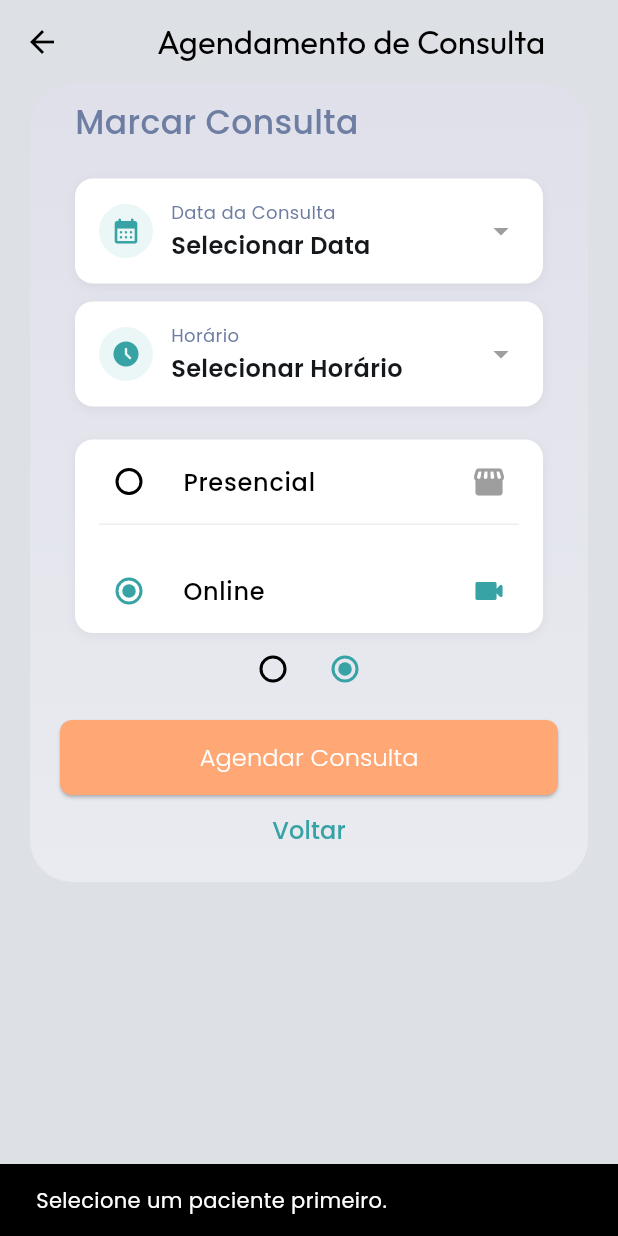
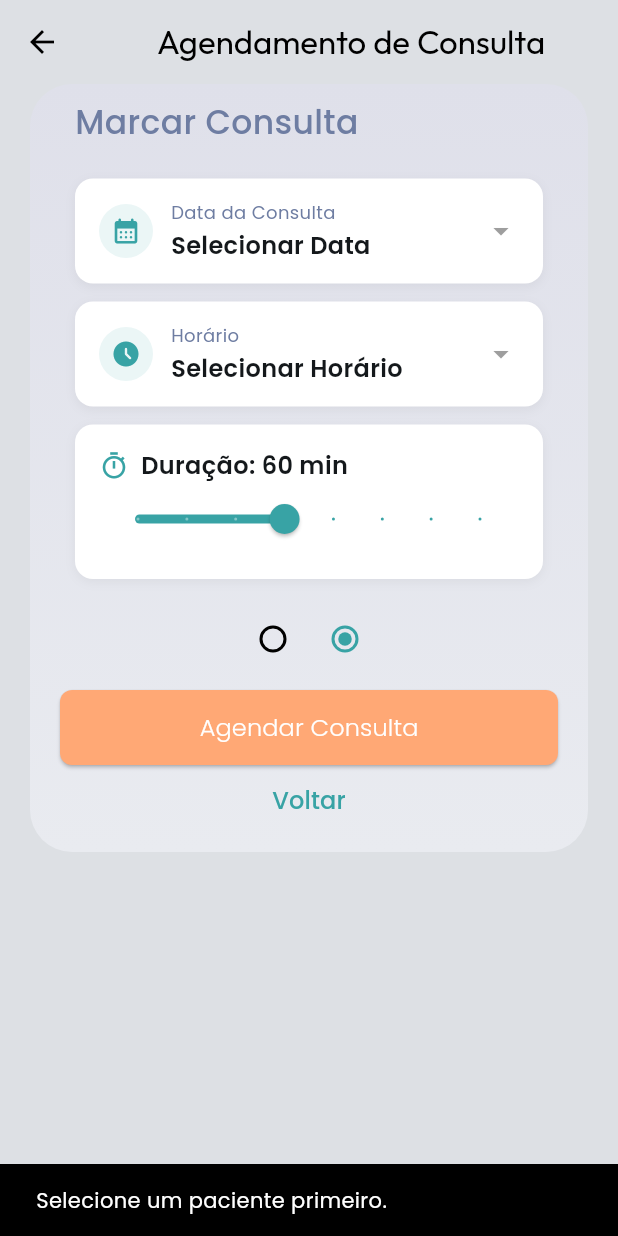
Before and after one commit to zampini28/neofrontend, a Flutter app: the ScheduleAppointmentPage screen opened directly, after a tap on "Proximo", after a tap on "Agendar Consulta", on a phone screen of 412 x 824 dp. Run offline on Flutter 3.47's test engine with Material 3 defaults, Android fonts, the light colour scheme and no system bars; our stand-ins replace device_preview, dio, email_validator, flutter_secure_storage, image_picker, mask_text_input_formatter and 3 more; missing offline and left inert: flutter_barcode_scanner, mobile_scanner, stomp_dart_client; accounts and stored records are empty; network calls fail.

Commit message:
fixed appoinments

```diff
--- a/lib/components/physiotherapist/schedule_appointment/second_form_schedule_appointment.dart
+++ b/lib/components/physiotherapist/schedule_appointment/second_form_schedule_appointment.dart
@@ -1,5 +1,5 @@
 import 'package:flutter/material.dart';
-import 'package:intl/intl.dart'; // Added for date formatting
+import 'package:intl/intl.dart';
 import 'package:physioapp/model/schedule/schedule_form_data.dart';
 import 'package:physioapp/services/schedule/schedule_appointment_form.dart';
 import 'package:provider/provider.dart';
@@ -12,6 +12,7 @@ class SecondFormScheduleAppointment extends StatefulWidget {
 }
 
 class _SecondFormScheduleAppointmentState extends State<SecondFormScheduleAppointment> {
+  // UI Helpers
   Future<void> _showDatePicker() async {
     final pickedDate = await showDatePicker(
       context: context,
@@ -39,7 +40,6 @@ class _SecondFormScheduleAppointmentState extends State<SecondFormScheduleAppoin
     }
   }
 
-  // Helper to build consistent "Input-like" buttons
   Widget _buildSelector({
     required String label,
     required String value,
@@ -102,57 +102,54 @@ class _SecondFormScheduleAppointmentState extends State<SecondFormScheduleAppoin
     );
   }
 
-  @override
-  Widget build(BuildContext context) {
-    final typeQueryProvider = Provider.of<ScheduleAppointmentForm>(context);
-
-    // Formatting helpers
-    final dateText = ScheduleFormData.consultationDate != null
-        ? DateFormat('dd/MM/yyyy').format(ScheduleFormData.consultationDate!)
-        : 'Selecionar Data';
-
-    final timeText = ScheduleFormData.consultationTime != null
-        ? ScheduleFormData.consultationTime!.format(context)
-        : 'Selecionar Horário';
-
-    return SingleChildScrollView(
-      child: SizedBox(
-        width: double.infinity,
+  Widget _buildDurationSlider() {
+    return Container(
+      margin: const EdgeInsets.symmetric(horizontal: 10, vertical: 6),
+      padding: const EdgeInsets.all(16),
+      decoration: BoxDecoration(
+        color: Colors.white,
+        borderRadius: BorderRadius.circular(12),
+        boxShadow: [
+          BoxShadow(
+            color: Colors.black.withOpacity(0.05),
+            blurRadius: 5,
+            offset: const Offset(0, 2),
+          ),
+        ],
+      ),
       child: Column(
         crossAxisAlignment: CrossAxisAlignment.start,
         children: [
-            Container(
-              margin: const EdgeInsets.only(left: 10, top: 10, bottom: 16),
-              child: Text(
-                'Marcar Consulta',
-                style: TextStyle(
-                  fontSize: 22,
-                  color: Theme.of(context).textTheme.labelLarge?.color,
-                  fontWeight: FontWeight.w500,
+          Row(
+            children: [
+              Icon(Icons.timer_outlined, size: 20, color: Theme.of(context).primaryColor),
+              const SizedBox(width: 8),
+              Text(
+                'Duração: ${ScheduleFormData.durationMinutes} min',
+                style: const TextStyle(fontWeight: FontWeight.w600, fontSize: 16),
               ),
+            ],
           ),
+          Slider(
+            value: ScheduleFormData.durationMinutes.toDouble(),
+            min: 15,
+            max: 120,
+            divisions: 7,
+            label: '${ScheduleFormData.durationMinutes} min',
+            activeColor: Theme.of(context).primaryColor,
+            onChanged: (val) {
+              setState(() {
+                ScheduleFormData.durationMinutes = val.round();
+              });
+            },
           ),
+        ],
+      ),
+    );
+  }
 
-            // Date Selector
-            _buildSelector(
-              label: 'Data da Consulta',
-              value: dateText,
-              icon: Icons.calendar_month_rounded,
-              onTap: _showDatePicker,
-            ),
-
-            // Time Selector
-            _buildSelector(
-              label: 'Horário',
-              value: timeText,
-              icon: Icons.access_time_filled_rounded,
-              onTap: _showTimePicker,
-            ),
-
-            const SizedBox(height: 16),
-
-            // Type Selector Group
-            Container(
+  Widget _buildSwitchType(ScheduleAppointmentForm typeQueryProvider) {
+    return Container(
       margin: const EdgeInsets.symmetric(horizontal: 10),
       decoration: BoxDecoration(
         color: Colors.white,
@@ -180,8 +177,7 @@ class _SecondFormScheduleAppointmentState extends State<SecondFormScheduleAppoin
             ),
             secondary: Icon(
               Icons.storefront_rounded,
-                      color:
-                          typeQueryProvider.currentTypeQuery == typeQueryProvider.inPersonTypeQuery
+              color: typeQueryProvider.currentTypeQuery == typeQueryProvider.inPersonTypeQuery
                   ? Theme.of(context).primaryColor
                   : Colors.grey,
             ),
@@ -190,7 +186,6 @@ class _SecondFormScheduleAppointmentState extends State<SecondFormScheduleAppoin
             padding: const EdgeInsets.symmetric(horizontal: 16.0),
             child: Divider(height: 1, color: Colors.grey.shade200),
           ),
-                  const SizedBox(height: 16),
           RadioListTile<TypeQuery>(
             value: typeQueryProvider.onlineTypeQuery,
             groupValue: typeQueryProvider.currentTypeQuery,
@@ -211,7 +206,60 @@ class _SecondFormScheduleAppointmentState extends State<SecondFormScheduleAppoin
           ),
         ],
       ),
+    );
+  }
+
+  @override
+  Widget build(BuildContext context) {
+    final typeQueryProvider = Provider.of<ScheduleAppointmentForm>(context);
+
+    // Formaters
+    final dateText = ScheduleFormData.consultationDate != null
+        ? DateFormat('dd/MM/yyyy').format(ScheduleFormData.consultationDate!)
+        : 'Selecionar Data';
+
+    final timeText = ScheduleFormData.consultationTime != null
+        ? ScheduleFormData.consultationTime!.format(context)
+        : 'Selecionar Horário';
+
+    return SingleChildScrollView(
+      child: SizedBox(
+        width: double.infinity,
+        child: Column(
+          crossAxisAlignment: CrossAxisAlignment.start,
+          children: [
+            Container(
+              margin: const EdgeInsets.only(left: 10, top: 10, bottom: 16),
+              child: Text(
+                'Marcar Consulta',
+                style: TextStyle(
+                  fontSize: 22,
+                  color: Theme.of(context).textTheme.labelLarge?.color,
+                  fontWeight: FontWeight.w500,
                 ),
+              ),
+            ),
+
+            // Date
+            _buildSelector(
+              label: 'Data da Consulta',
+              value: dateText,
+              icon: Icons.calendar_month_rounded,
+              onTap: _showDatePicker,
+            ),
+
+            // Time
+            _buildSelector(
+              label: 'Horário',
+              value: timeText,
+              icon: Icons.access_time_filled_rounded,
+              onTap: _showTimePicker,
+            ),
+
+            // Duration
+            _buildDurationSlider(),
+
+            const SizedBox(height: 10),
 
             // if (typeQueryProvider.inPersonCurrentType)
             //   Padding(
--- a/lib/core/network/api_client.dart
+++ b/lib/core/network/api_client.dart
@@ -1,15 +1,13 @@
 import 'package:dio/dio.dart';
-import 'package:flutter_dotenv/flutter_dotenv.dart';
 import 'package:flutter_secure_storage/flutter_secure_storage.dart';
+import 'package:physioapp/utils/domain_connection.dart';
 
 class ApiClient {
   final Dio _dio;
   final _storage = const FlutterSecureStorage();
-  //final String BASE_URL = dotenv.env['BASE_URL'] ?? 'localhost:8080';
-  final String BASE_URL = 'https://neobackend.fly.dev';
 
   ApiClient() : _dio = Dio(BaseOptions(
-    baseUrl: 'http://BASE_URL',
+    baseUrl: DomainConnection().url,
     connectTimeout: const Duration(seconds: 10),
     receiveTimeout: const Duration(seconds: 10),
   )) {
--- a/lib/main.dart
+++ b/lib/main.dart
@@ -21,7 +21,10 @@ Future<void> main() async {
   logout();
 
   runApp(
-   const PhysioApp()
+    DevicePreview(
+      enabled: true,
+      builder: (_) => const PhysioApp(),
+    ),
   );
 }
 
--- a/lib/model/schedule/schedule_form_data.dart
+++ b/lib/model/schedule/schedule_form_data.dart
@@ -3,14 +3,14 @@ import 'package:intl/intl.dart';
 import 'package:physioapp/services/schedule/schedule_appointment_form.dart';
 
 class ScheduleFormData {
-  static String? patientId; // NEW: Store the ID
+  static String? patientId;
   static String? name;
   static String? occurrence;
   static DateTime? consultationDate;
   static TimeOfDay? consultationTime;
+  static int durationMinutes = 60;
   static TypeQuery? typeQuery;
 
-  // Helper to combine Date and Time into ISO 8 601 string for API
   static String? get isoDateTime {
     if (consultationDate == null || consultationTime == null) return null;
 
@@ -45,6 +45,7 @@ class ScheduleFormData {
     occurrence = null;
     consultationDate = null;
     consultationTime = null;
+    durationMinutes = 60;
     typeQuery = null;
   }
 }
--- a/lib/page/physiotherapist/schedule_appointment_page.dart
+++ b/lib/page/physiotherapist/schedule_appointment_page.dart
@@ -6,7 +6,7 @@ import 'package:physioapp/model/schedule/schedule_form_data.dart';
 import 'package:physioapp/services/appointment/appointment_service.dart';
 import 'package:physioapp/services/schedule/schedule_appointment_form.dart';
 import 'package:physioapp/utils/app_routes.dart';
-import 'package:physioapp/utils/temp_globals.dart'; // 1. IMPORT GLOBALS
+import 'package:physioapp/utils/temp_globals.dart';
 import 'package:provider/provider.dart';
 
 class ScheduleAppointmentPage extends StatefulWidget {
@@ -22,12 +22,10 @@ class _ScheduleAppointmentPageState extends State<ScheduleAppointmentPage> {
   @override
   void initState() {
     super.initState();
-    // 2. Clean up old selections when opening the page
     clearGlobals();
   }
 
   Future<void> _handleCreateAppointment() async {
-    // 3. CHECK GLOBAL VARIABLE
     if (globalSelectedPatientId == null) {
       ScaffoldMessenger.of(context).showSnackBar(
         const SnackBar(content: Text('Selecione um paciente primeiro.')),
@@ -44,18 +42,22 @@ class _ScheduleAppointmentPageState extends State<ScheduleAppointmentPage> {
 
     setState(() => _isLoading = true);
 
-    // 4. Call API with global ID
+    final patientId = globalSelectedPatientId!;
+    final dateTimeIso = ScheduleFormData.isoDateTime!;
+    final durationMinutes = ScheduleFormData.durationMinutes;
+    final notes = ScheduleFormData.occurrence ?? '';
+
     final success = await AppointmentService.createAppointment(
-      patientId: globalSelectedPatientId!, // USE GLOBAL
-      dateTimeIso: ScheduleFormData.isoDateTime!,
-      notes: ScheduleFormData.occurrence ?? '',
+      patientId: patientId!,
+      dateTimeIso: dateTimeIso,
+      durationMinutes: durationMinutes,
+      notes: notes,
     );
 
     setState(() => _isLoading = false);
 
     if (!mounted) return;
 
-    // 5. Handle Result
     if (success) {
       ScaffoldMessenger.of(context).showSnackBar(
         const SnackBar(
@@ -64,7 +66,6 @@ class _ScheduleAppointmentPageState extends State<ScheduleAppointmentPage> {
         ),
       );
 
-      // Clean up
       clearGlobals();
       ScheduleFormData.clear();
 
--- a/lib/services/appointment/appointment_service.dart
+++ b/lib/services/appointment/appointment_service.dart
@@ -5,15 +5,24 @@ import 'package:physioapp/services/auth/auth.dart';
 import 'package:physioapp/utils/domain_connection.dart';
 
 class AppointmentService {
+  AppointmentService._();
   static Future<bool> createAppointment({
     required String patientId,
     required String dateTimeIso,
+    required int durationMinutes,
     required String notes,
-    int durationMinutes = 60,
   }) async {
     final token = await getToken();
-    final physioId = UserDataCache().id; // Current logged user
+    final physioId = UserDataCache().id;
     final url = Uri.parse('${DomainConnection().url}/appointments');
+
+    final payload = {
+      'physiotherapistId': physioId,
+      'patientId': patientId,
+      'dateTime': dateTimeIso,
+      'durationMinutes': durationMinutes,
+      'notes': notes
+    };
 
     try {
       final response = await http.post(
@@ -22,13 +31,7 @@ class AppointmentService {
           'Authorization': 'Bearer $token',
           'Content-Type': 'application/json',
         },
-        body: jsonEncode({
-          "physiotherapistId": physioId,
-          "patientId": patientId,
-          "dateTime": dateTimeIso,
-          "durationMinutes": durationMinutes,
-          "notes": notes
-        }),
+        body: jsonEncode(payload),
       );
 
       if (response.statusCode == 201) {
--- a/lib/utils/domain_connection.dart
+++ b/lib/utils/domain_connection.dart
@@ -1,8 +1,8 @@
 class DomainConnection {
   // static const String _url = 'http://10.8.121.9:8080';
-  //static const String _url = 'http://192.168.15.7:8080';
-  //static const String _url = 'http://localhost:8080';
-  static const String _url = 'https://neobackend.fly.dev';
+  // static const String _url = 'http://192.168.15.7:8080';
+  static const String _url = 'http://localhost:8080';
+  // static const String _url = 'https://neobackend.fly.dev';
   // static const String _url = 'http://10.8.116.1:8080';
   // static const String _url = 'http://192.168.1.103:8080';
 
```
Also changed, not shown: lib/page/common/chat_list_page.dart (+13 -13 lines), lib/services/chat/chat_controller.dart (+6 -17 lines). Lines whose indentation alone changed are shown as unchanged.
